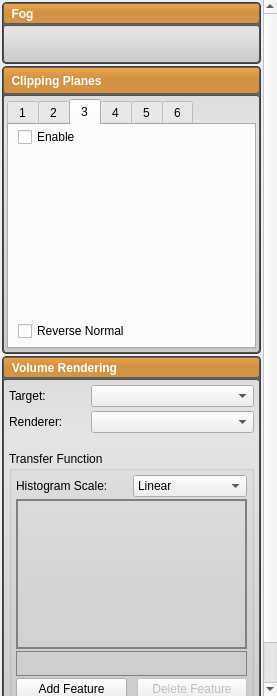
Qt form src/Interface/Application/RenderingDockWidget.ui (jessdtate/Seg3D) before a commit.
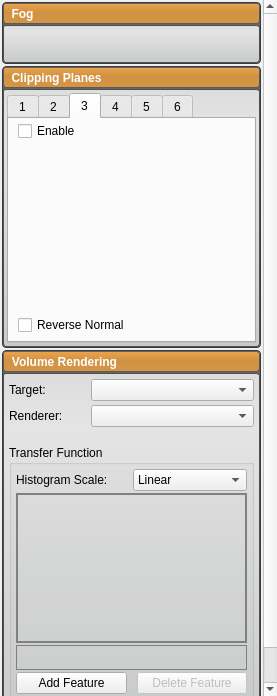
The same form after that commit. Custom widgets are drawn as their Qt base class.

Commit message: fixed the header height for the clipping planes tool in the render dock widget

The edit to the form file:
```diff
--- a/src/Interface/Application/RenderingDockWidget.ui
+++ b/src/Interface/Application/RenderingDockWidget.ui
@@ -250,7 +250,7 @@
          <x>0</x>
          <y>0</y>
          <width>262</width>
-         <height>773</height>
+         <height>767</height>
         </rect>
        </property>
        <layout class="QVBoxLayout" name="scroll_area_layout_">
@@ -430,6 +430,12 @@
                   <height>21</height>
                  </size>
                 </property>
+                <property name="maximumSize">
+                 <size>
+                  <width>16777215</width>
+                  <height>21</height>
+                 </size>
+                </property>
                 <layout class="QHBoxLayout" name="horizontalLayout_2">
                  <property name="spacing">
                   <number>2</number>
```
